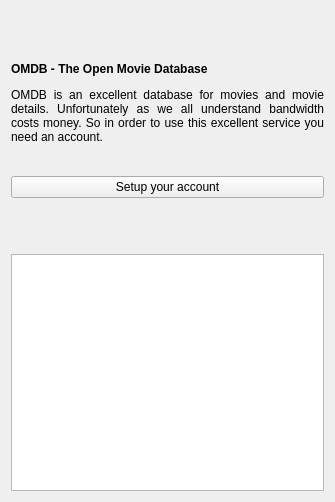
Qt form gui/dlgmovie.ui (ensisoft/newsflash-plus) before a commit.
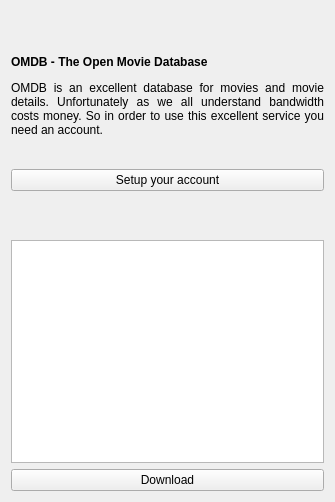
The same form after that commit. Icons and pictures are not drawn.

Commit message:
Added a quick download button in movie details dialog
Added a quick download button in movie details dialog. This will
allow conveniently to start the download immediately with just one
click of a button.

What changed in the file:
```diff
--- a/gui/dlgmovie.ui
+++ b/gui/dlgmovie.ui
@@ -157,8 +157,8 @@
       <string>&lt;!DOCTYPE HTML PUBLIC &quot;-//W3C//DTD HTML 4.0//EN&quot; &quot;http://www.w3.org/TR/REC-html40/strict.dtd&quot;&gt;
 &lt;html&gt;&lt;head&gt;&lt;meta name=&quot;qrichtext&quot; content=&quot;1&quot; /&gt;&lt;style type=&quot;text/css&quot;&gt;
 p, li { white-space: pre-wrap; }
-&lt;/style&gt;&lt;/head&gt;&lt;body style=&quot; font-family:'Sans Serif'; font-size:9pt; font-weight:400; font-style:normal;&quot;&gt;
-&lt;p style=&quot;-qt-paragraph-type:empty; margin-top:0px; margin-bottom:0px; margin-left:0px; margin-right:0px; -qt-block-indent:0; text-indent:0px; font-size:8pt;&quot;&gt;&lt;br /&gt;&lt;/p&gt;&lt;/body&gt;&lt;/html&gt;</string>
+&lt;/style&gt;&lt;/head&gt;&lt;body style=&quot; font-family:'Cantarell'; font-size:10pt; font-weight:400; font-style:normal;&quot;&gt;
+&lt;p style=&quot;-qt-paragraph-type:empty; margin-top:0px; margin-bottom:0px; margin-left:0px; margin-right:0px; -qt-block-indent:0; text-indent:0px; font-family:'Sans Serif'; font-size:8pt;&quot;&gt;&lt;br /&gt;&lt;/p&gt;&lt;/body&gt;&lt;/html&gt;</string>
      </property>
      <property name="textInteractionFlags">
       <set>Qt::LinksAccessibleByMouse|Qt::TextEditable|Qt::TextEditorInteraction|Qt::TextSelectableByKeyboard|Qt::TextSelectableByMouse</set>
@@ -168,6 +168,17 @@
      </property>
     </widget>
    </item>
+   <item>
+    <widget class="QPushButton" name="btnDownload">
+     <property name="text">
+      <string>Download</string>
+     </property>
+     <property name="icon">
+      <iconset resource="resource.qrc">
+       <normaloff>:/resource/16x16_ico_png/ico_download.png</normaloff>:/resource/16x16_ico_png/ico_download.png</iconset>
+     </property>
+    </widget>
+   </item>
   </layout>
  </widget>
  <tabstops>
```
The commit also changes 6 other files.
